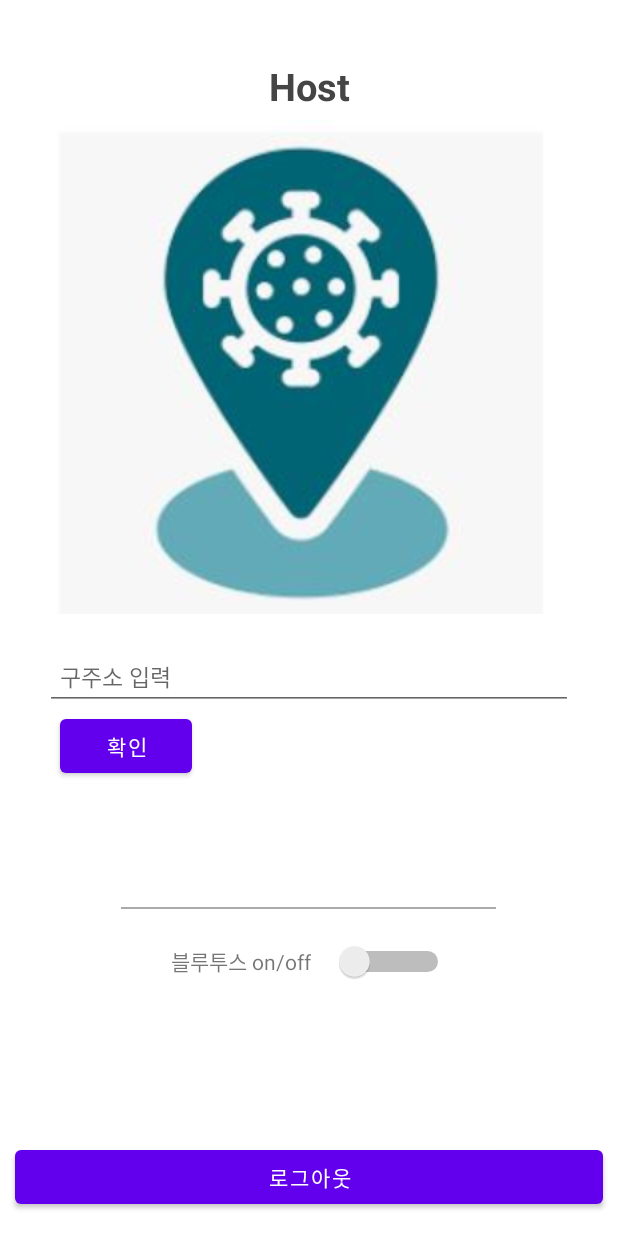
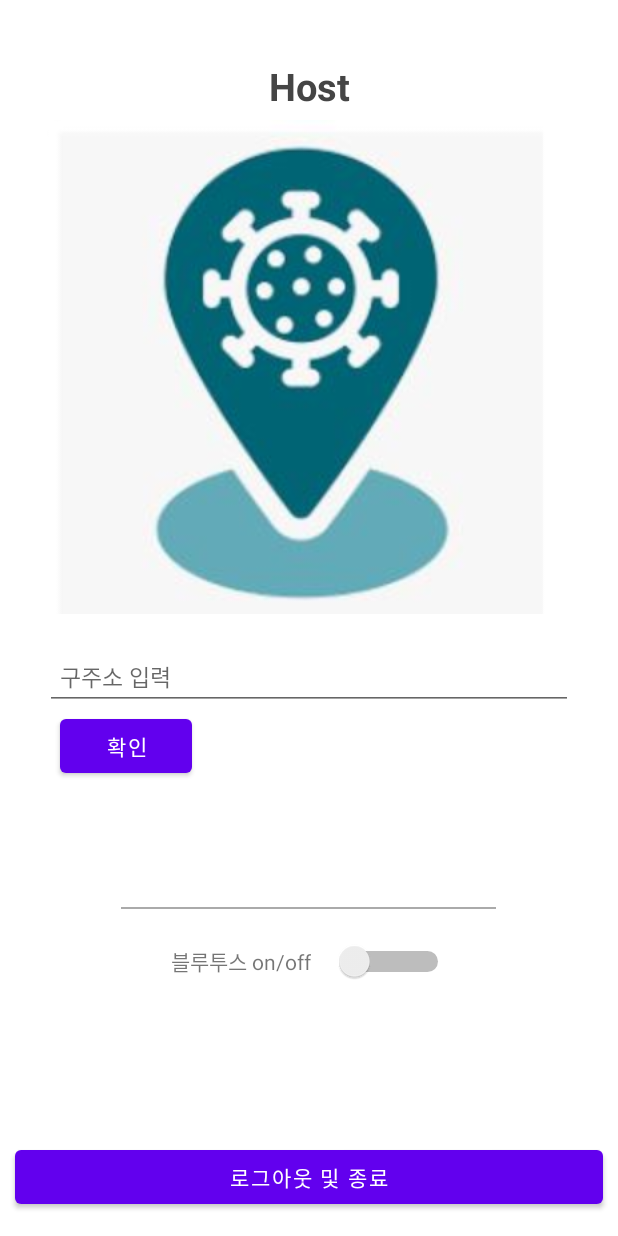
Before and after one commit to dhkfkr134/GPS-based-Covid-19-tracking, an Android app: the screen it shows after launch (MainActivity), after a tap on "확인", on a phone screen of 412 x 824 dp. Run offline under Robolectric (Android 15) with nearby library versions, the phone set to English and light mode, and no system bars; 2 other taps on this screen came first.

```diff
--- a/androidapp/CovidContackManagement_mix/app/src/main/res/layout/activity_main.xml
+++ b/androidapp/CovidContackManagement_mix/app/src/main/res/layout/activity_main.xml
@@ -145,7 +145,7 @@
             android:layout_width="match_parent"
             android:layout_height="wrap_content"
             android:layout_gravity="center"
-            android:text="로그아웃"
+            android:text="로그아웃 및 종료"
             android:visibility="gone"
             />
 
```
